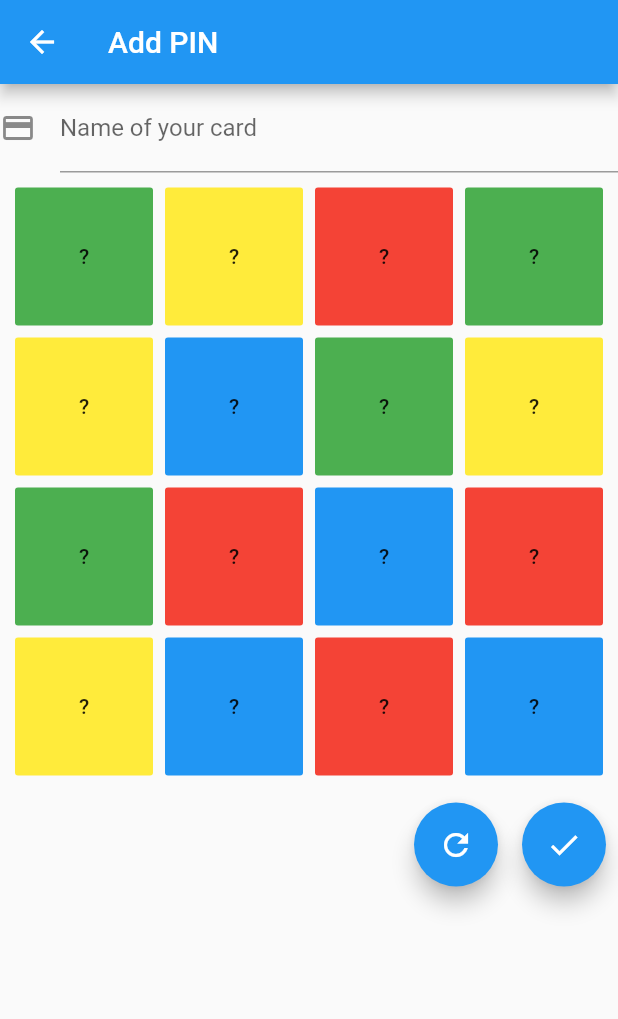
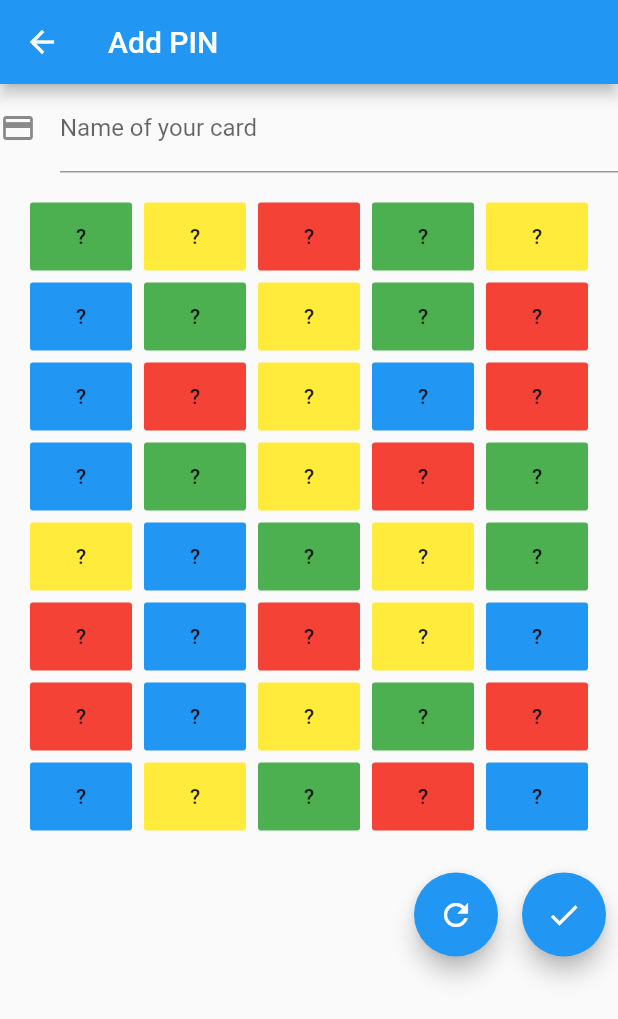
Before and after one commit to KasperKimose/PINKeeper, a Flutter app: the screen it shows after launch, after a tap on the "add" icon, on a phone screen of 412 x 824 dp. Shown: the top 1019 px of the screen. Run offline on Flutter 3.47's test engine with Material 2 defaults, Android fonts, the phone set to English and light mode, and no system bars; our stand-ins replace flutter_redux, redux.

Commit message:
Added all 40 tiles now, added the details screen, it now fills the missing tiles with numbers randomly. Refactored a little bit, making the constant file containing both colors and numbers

```diff
--- a/pin_keeper/lib/containers/add_card_screen.dart
+++ b/pin_keeper/lib/containers/add_card_screen.dart
@@ -6,7 +6,6 @@ import 'package:pin_keeper/actions/actions.dart';
 import 'package:pin_keeper/helpers/keys.dart';
 import 'package:pin_keeper/models/app_state.dart';
 import 'package:pin_keeper/models/creditcard.dart';
-import 'package:pin_keeper/models/initial_card.dart';
 import 'package:pin_keeper/models/pin_card.dart';
 import 'package:pin_keeper/models/pin_number.dart';
 import 'package:pin_keeper/presentation/add_screen.dart';
@@ -51,7 +50,7 @@ class _ViewModel {
       initialCard: store.state.newCard,
       onReset: () => store.dispatch(ResetCardAction()),
       onSave: (name) {
-        CreditCard card = CreditCard(name: name, numbers: store.state.newCard.numbers);
+        CreditCard card = CreditCard(name: name, numbers: store.state.newCard.numbers).completeCard();
         store.dispatch(AddCreditCardAction(card: card));
       }
     );
--- a/pin_keeper/lib/containers/credit_card_details.dart
+++ b/pin_keeper/lib/containers/credit_card_details.dart
@@ -42,7 +42,7 @@ class _ViewModel {
   });
 
   factory _ViewModel.from(Store<AppState> store, String id) {
-    final card =   creditCardSelector(selectCreditCards(store.state), id).value;
+    final card = creditCardSelector(selectCreditCards(store.state), id).value;
 
     return _ViewModel(
       card: card,
--- a/pin_keeper/lib/helpers/colors_list.dart
+++ /dev/null
@@ -1,24 +0,0 @@
-import 'package:flutter/material.dart';
-
-class ColorList{
-
-  static final colors =
-  [
-     Colors.green,
-     Colors.yellow,
-     Colors.red,
-     Colors.green,
-     Colors.yellow,
-     Colors.blue,
-     Colors.green,
-     Colors.yellow,
-     Colors.green,
-     Colors.red,
-     Colors.blue,
-     Colors.red,
-     Colors.yellow,
-     Colors.blue,
-     Colors.red,
-     Colors.blue,
-  ];
-}
--- /dev/null
+++ b/pin_keeper/lib/helpers/constant_lists.dart
@@ -0,0 +1,56 @@
+import 'package:flutter/material.dart';
+
+class ConstantLists{
+
+  static final colors =
+  [
+     Colors.green,
+     Colors.yellow,
+     Colors.red,
+     Colors.green,
+     Colors.yellow,
+     Colors.blue,
+     Colors.green,
+     Colors.yellow,
+     Colors.green,
+     Colors.red,
+     Colors.blue,
+     Colors.red,
+     Colors.yellow,
+     Colors.blue,
+     Colors.red,
+     Colors.blue,
+     Colors.green,
+     Colors.yellow,
+     Colors.red,
+     Colors.green,
+     Colors.yellow,
+     Colors.blue,
+     Colors.green,
+     Colors.yellow,
+     Colors.green,
+     Colors.red,
+     Colors.blue,
+     Colors.red,
+     Colors.yellow,
+     Colors.blue,
+     Colors.red,
+     Colors.blue,
+     Colors.yellow,
+     Colors.green,
+     Colors.red,
+     Colors.blue,
+     Colors.yellow,
+     Colors.green,
+     Colors.red,
+     Colors.blue,
+  ];
+
+  static final numberList =
+  [
+     0,0,0,0,1,1,1,1,2,2,2,2,
+     3,3,3,3,4,4,4,4,5,5,5,5,
+     6,6,6,6,7,7,7,7,8,8,8,8,
+     9,9,9,9,
+  ];
+}
--- a/pin_keeper/lib/main.dart
+++ b/pin_keeper/lib/main.dart
@@ -6,7 +6,6 @@ import 'package:pin_keeper/helpers/localization.dart';
 import 'package:pin_keeper/helpers/redux_localization.dart';
 import 'package:pin_keeper/middleware/middleware.dart';
 import 'package:pin_keeper/models/app_state.dart';
-import 'package:pin_keeper/models/initial_card.dart';
 import 'package:pin_keeper/presentation/home_screen.dart';
 
 import 'package:flutter_redux/flutter_redux.dart';
--- a/pin_keeper/lib/models/app_state.dart
+++ b/pin_keeper/lib/models/app_state.dart
@@ -1,6 +1,5 @@
 import 'package:meta/meta.dart';
 import 'package:pin_keeper/models/creditcard.dart';
-import 'package:pin_keeper/models/initial_card.dart';
 import 'package:pin_keeper/models/pin_card.dart';
 import 'package:pin_keeper/models/pin_number.dart';
 
--- a/pin_keeper/lib/models/pin_card.dart
+++ b/pin_keeper/lib/models/pin_card.dart
@@ -2,7 +2,6 @@ import 'dart:collection';
 
 import 'package:flutter/material.dart';
 import 'package:meta/meta.dart';
-import 'package:pin_keeper/helpers/colors_list.dart';
 import 'package:pin_keeper/models/pin_number.dart';
 
 @immutable
@@ -16,22 +15,46 @@ class PINCard {
       this.name = name ?? '',
       this.numbers = numbers ?? [],
       this.card = card ?? [
-        PINNumber(id: 0, color: ColorList.colors[0]),
-        PINNumber(id: 1, color: ColorList.colors[1]),
-        PINNumber(id: 2, color: ColorList.colors[2]),
-        PINNumber(id: 3, color: ColorList.colors[3]),
-        PINNumber(id: 4, color: ColorList.colors[4]),
-        PINNumber(id: 5, color: ColorList.colors[5]),
-        PINNumber(id: 6, color: ColorList.colors[6]),
-        PINNumber(id: 7, color: ColorList.colors[7]),
-        PINNumber(id: 8, color: ColorList.colors[8]),
-        PINNumber(id: 9, color: ColorList.colors[9]),
-        PINNumber(id: 10, color: ColorList.colors[10]),
-        PINNumber(id: 11, color: ColorList.colors[11]),
-        PINNumber(id: 12, color: ColorList.colors[12]),
-        PINNumber(id: 13, color: ColorList.colors[13]),
-        PINNumber(id: 14, color: ColorList.colors[14]),
-        PINNumber(id: 15, color: ColorList.colors[15])
+        PINNumber(id: 0),
+        PINNumber(id: 1),
+        PINNumber(id: 2),
+        PINNumber(id: 3),
+        PINNumber(id: 4),
+        PINNumber(id: 5),
+        PINNumber(id: 6),
+        PINNumber(id: 7),
+        PINNumber(id: 8),
+        PINNumber(id: 9),
+        PINNumber(id: 10),
+        PINNumber(id: 11),
+        PINNumber(id: 12),
+        PINNumber(id: 13),
+        PINNumber(id: 14),
+        PINNumber(id: 15),
+        PINNumber(id: 16),
+        PINNumber(id: 17),
+        PINNumber(id: 18),
+        PINNumber(id: 19),
+        PINNumber(id: 20),
+        PINNumber(id: 21),
+        PINNumber(id: 22),
+        PINNumber(id: 23),
+        PINNumber(id: 24),
+        PINNumber(id: 25),
+        PINNumber(id: 26),
+        PINNumber(id: 27),
+        PINNumber(id: 28),
+        PINNumber(id: 29),
+        PINNumber(id: 30),
+        PINNumber(id: 31),
+        PINNumber(id: 32),
+        PINNumber(id: 33),
+        PINNumber(id: 34),
+        PINNumber(id: 35),
+        PINNumber(id: 36),
+        PINNumber(id: 37),
+        PINNumber(id: 38),
+        PINNumber(id: 39)
       ];
 
   PINCard addPIN({PINNumber number}){
--- a/pin_keeper/lib/models/pin_number.dart
+++ b/pin_keeper/lib/models/pin_number.dart
@@ -1,8 +1,9 @@
 import 'package:flutter/material.dart';
+import 'package:pin_keeper/helpers/constant_lists.dart';
 import 'package:pin_keeper/repository/pin_number_entity.dart';
 
 @immutable
-class PINNumber {
+class PINNumber implements Comparable{
 
   final int id;
   final Color color;
@@ -10,7 +11,7 @@ class PINNumber {
 
   PINNumber({int id, Color color, int number}):
     this.id = id ?? 0,
-    this.color = color ?? null,
+    this.color = color ?? ConstantLists.colors[id],
     this.number = number ?? null;
 
   PINNumber copyWith({int id, Color color, int number}){
@@ -53,4 +54,11 @@ class PINNumber {
 
   @override
   String toString() => "(id=$id, number=$number)";
+
+  @override
+  int compareTo(other) {
+    if(other.id > this.id) return -1;
+    else if(other.id < this.id) return 1;
+    return 0;
+  }
 }
--- a/pin_keeper/lib/presentation/add_screen.dart
+++ b/pin_keeper/lib/presentation/add_screen.dart
@@ -1,7 +1,6 @@
 import 'package:flutter/material.dart';
 import 'package:pin_keeper/containers/pin_buttons.dart';
 import 'package:pin_keeper/helpers/keys.dart';
-import 'package:pin_keeper/models/initial_card.dart';
 import 'package:pin_keeper/models/pin_card.dart';
 import 'package:pin_keeper/models/pin_number.dart';
 
@@ -43,8 +42,9 @@ class AddScreen extends StatelessWidget{
               new Container(
                 alignment: Alignment.center,
                 child: GridView.count(
-                  padding: const EdgeInsets.all(10.0),
-                  crossAxisCount: 4,
+                  childAspectRatio: 1.5 ,
+                  padding: const EdgeInsets.all(20.0),
+                  crossAxisCount: 5,
                   crossAxisSpacing: 8.0,
                   mainAxisSpacing: 8.0,
                   shrinkWrap: true,
@@ -95,7 +95,7 @@ class AddScreen extends StatelessWidget{
     if(this.initialCard.numbers.length == 4){
       if(_nameKey.currentState.validate()){
         onSave(_nameKey.currentState.value);
-
+        onReset();
         Navigator.pop(context);
       }
     } else{
--- a/pin_keeper/lib/presentation/credit_card_list.dart
+++ b/pin_keeper/lib/presentation/credit_card_list.dart
@@ -23,6 +23,7 @@ class CreditCardList extends StatelessWidget{
      return ListView.builder(
        itemCount: cards.length,
        itemBuilder: (BuildContext context, int index) {
+
          final creditCard = cards[index];
 
          return CreditCardItem(
--- a/pin_keeper/lib/repository/pin_number_entity.dart
+++ b/pin_keeper/lib/repository/pin_number_entity.dart
@@ -1,5 +1,5 @@
 import 'package:flutter/material.dart';
-import 'package:pin_keeper/helpers/colors_list.dart';
+import 'package:pin_keeper/helpers/constant_lists.dart';
 
 class PINNumberEntity {
 
@@ -12,7 +12,7 @@ class PINNumberEntity {
   static PINNumberEntity fromJson(Map<String, Object> json){
     return PINNumberEntity(
       json['id'] as int,
-      ColorList.colors[json['id'] as int],
+      ConstantLists.colors[json['id'] as int],
       json['number'] as int
     );
   }
--- a/pin_keeper/lib/selectors/selectors.dart
+++ b/pin_keeper/lib/selectors/selectors.dart
@@ -1,7 +1,6 @@
 import 'package:pin_keeper/models/app_state.dart';
 import 'package:pin_keeper/models/creditcard.dart';
 import 'package:pin_keeper/helpers/optional.dart';
-import 'package:pin_keeper/models/initial_card.dart';
 import 'package:pin_keeper/models/pin_number.dart';
 
 List<CreditCard> selectCreditCards(AppState state) => state.creditCards;
```
Also changed, not shown: pin_keeper/lib/models/creditcard.dart (+26 -0 lines), pin_keeper/lib/models/initial_card.dart (deleted, +0 -38 lines), pin_keeper/lib/presentation/credit_card_item.dart (+5 -4 lines), pin_keeper/lib/presentation/detail_screen.dart (+21 -1 lines).
